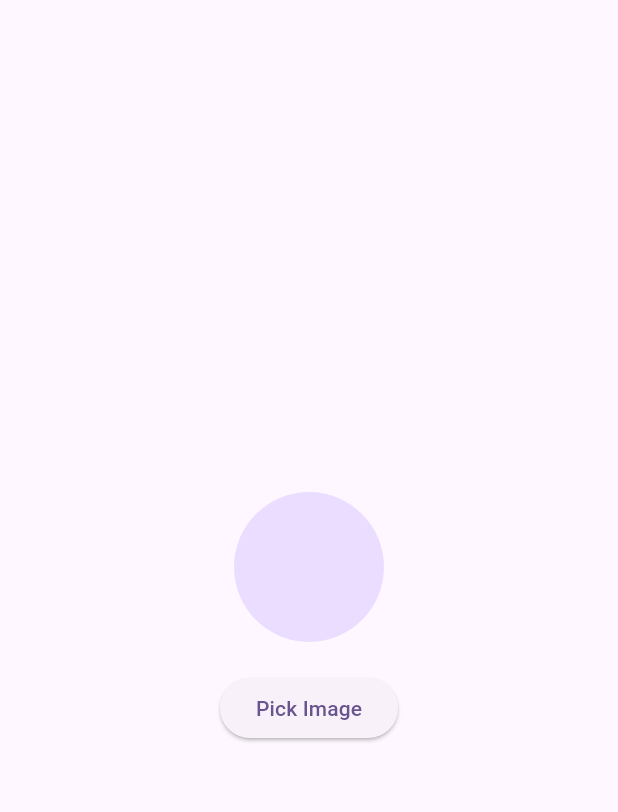
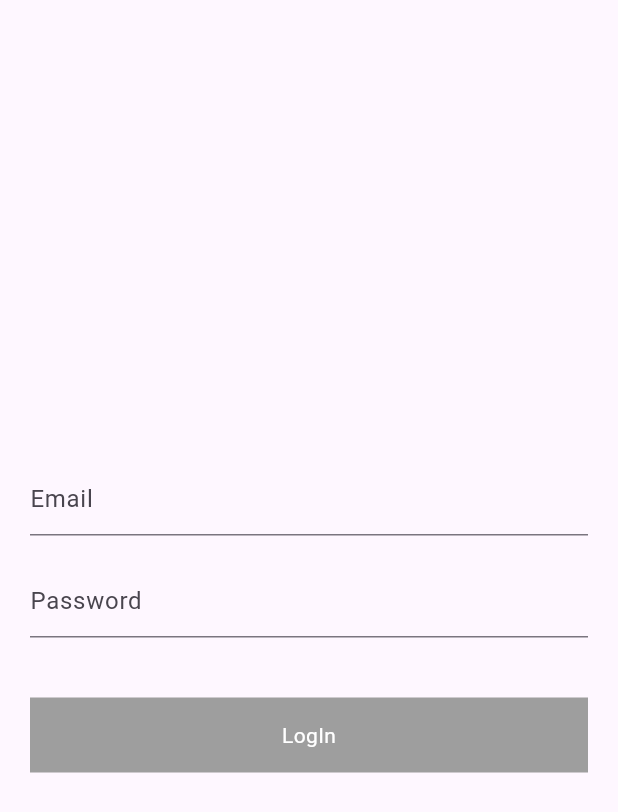
Before and after one commit to Abraheem475/getxpractice, a Flutter app: the screen it shows after launch, on a phone screen of 412 x 824 dp. Shown: the top 812 px of the screen. Run offline on Flutter 3.47's test engine with Material 3 defaults, Android fonts, the phone set to English and light mode, and no system bars; our stand-ins replace get, image_picker.

Commit message:
practice login with getx

```diff
--- /dev/null
+++ b/lib/login_ui.dart
@@ -0,0 +1,53 @@
+import 'package:flutter/material.dart';
+import 'package:get/get.dart';
+import 'package:translation_practice/login_with_getx.dart';
+
+class LoginUi extends StatefulWidget {
+  const LoginUi({super.key});
+
+  @override
+  State<LoginUi> createState() => _LoginUiState();
+}
+
+class _LoginUiState extends State<LoginUi> {
+
+  LoginWithGetx controller = Get.put(LoginWithGetx());
+  @override
+  Widget build(BuildContext context) {
+    print("Rebuild");
+    return Scaffold(
+      body: Padding(
+        padding: EdgeInsets.symmetric(vertical: 20.0,horizontal: 20.0),
+        child: Column(
+          mainAxisAlignment: MainAxisAlignment.center,
+          crossAxisAlignment: CrossAxisAlignment.center,
+          children: [
+            TextFormField(
+              controller: controller.emailController.value,
+              decoration: const InputDecoration(
+                hintText: "Email"
+              ),
+            ),
+            const SizedBox(height: 20.0),
+            TextFormField(
+              controller: controller.passwordController.value,
+              decoration: const InputDecoration(
+                hintText: "Password")),
+            const SizedBox(height: 40.0,),
+            InkWell(
+              onTap: (){
+                controller.LoginApi();
+              },
+              child: Container(
+                width: Get.width,
+                height: 50.0,
+                color: Colors.grey,
+                child: Center(child: Text("LogIn",style: TextStyle(color: Colors.white),)),
+              ),
+            )
+          ],
+        ),
+      ),
+    );
+  }
+}
--- /dev/null
+++ b/lib/login_with_getx.dart
@@ -0,0 +1,33 @@
+import 'dart:convert';
+
+import 'package:flutter/cupertino.dart';
+import 'package:get/get.dart';
+import 'package:http/http.dart';
+
+class LoginWithGetx extends GetxController{
+  final emailController = TextEditingController().obs;
+  final passwordController = TextEditingController().obs;
+  RxBool loading = false.obs;
+
+  void LoginApi() async{
+
+    try{
+      final response = await post(Uri.parse('https://reqres.in/api/login'),
+          body: {
+            "email": emailController.value.text,
+            "password": passwordController.value.text,
+          });
+      var data = jsonDecode(response.body);
+
+      if(response.statusCode == 200){
+        Get.snackbar('Login Successful', "Congratulations");
+      }else{
+        Get.snackbar('Login Failed', data['error']);
+      }
+
+    }catch(e){
+      Get.snackbar("Exception", e.toString());
+    }
+
+  }
+}
--- a/lib/main.dart
+++ b/lib/main.dart
@@ -2,6 +2,7 @@ import 'package:flutter/material.dart';
 import 'package:get/get_navigation/src/root/get_material_app.dart';
 import 'package:translation_practice/home_screen.dart';
 import 'package:translation_practice/language.dart';
+import 'package:translation_practice/login_ui.dart';
 import 'package:translation_practice/pick_image_UI.dart';
 import 'package:translation_practice/switch_button.dart';
 
@@ -28,7 +29,7 @@ class MyApp extends StatelessWidget {
         colorScheme: ColorScheme.fromSeed(seedColor: Colors.deepPurple),
         useMaterial3: true,
       ),
-      home: PickImageUi(),
+      home: LoginUi(),
     );
   }
 }
--- a/pubspec.yaml
+++ b/pubspec.yaml
@@ -37,6 +37,7 @@ dependencies:
   cupertino_icons: ^1.0.6
   get: ^4.6.6
   image_picker: ^1.1.2
+  http: ^1.2.1
 
 dev_dependencies:
   flutter_test:
```
Also changed, not shown: pubspec.lock.
